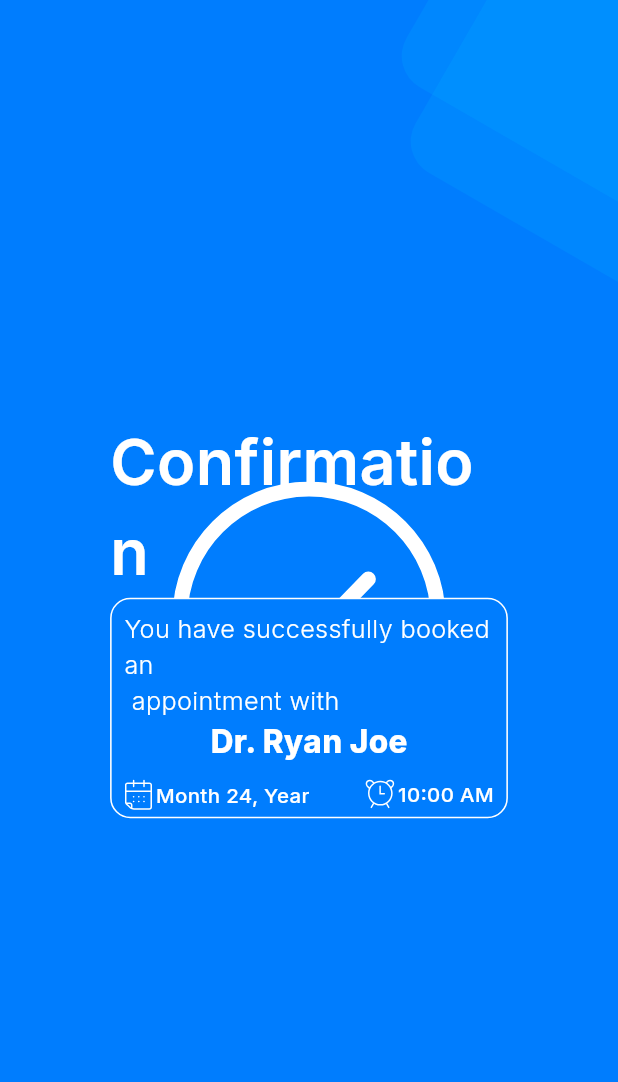
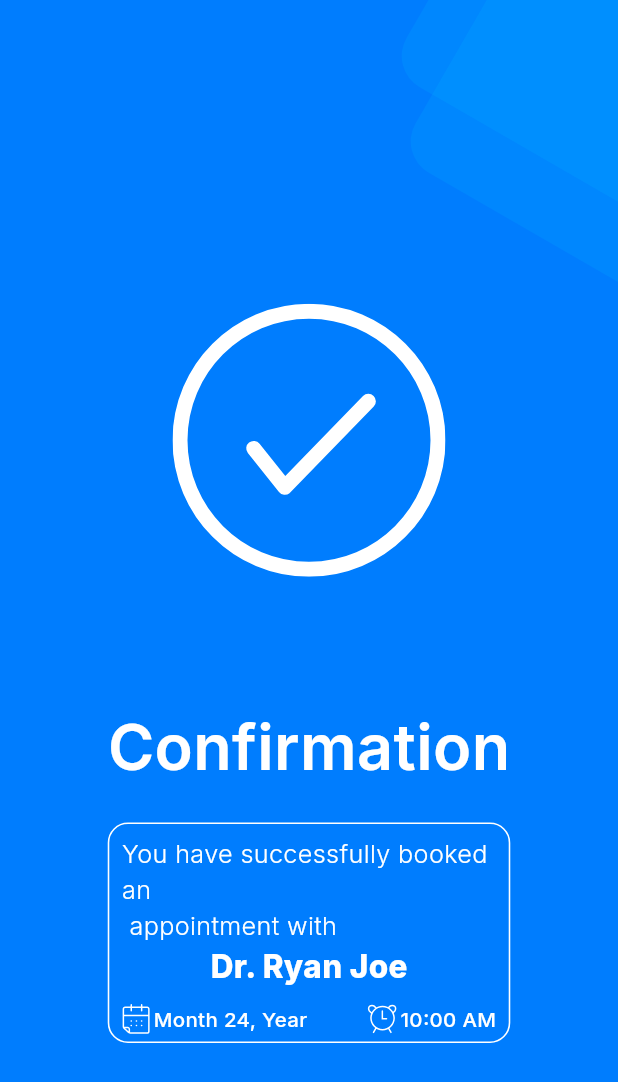
Before and after one commit to safaanwar1122/appointment_app, a Flutter app: the AppointmentSuccessfulScreen screen opened directly, on a phone screen of 412 x 824 dp. Shown: the top 1082 px of the screen. Run offline on Flutter 3.47's test engine with Material 3 defaults, Android fonts, the phone set to English and light mode, and no system bars; our stand-ins replace calendar_date_picker2, dotted_line, flutter_screenutil, flutter_svg, get, google_fonts; missing offline and left inert: rich_readmore.

Commit message:
eleventh commit

```diff
--- a/lib/screen/appointmnet_successful_screen.dart
+++ b/lib/screen/appointmnet_successful_screen.dart
@@ -21,44 +21,41 @@ class _AppointmentSuccessfulScreenState extends State<AppointmentSuccessfulScree
       backgroundColor: AppColors.blue,
       body: Stack(
         children: [
+          // Shade image at top-right corner
           Positioned(
             top: 0,
             right: 0,
             child: SvgPicture.asset(
               AppImages.shade2,
-              // width: 0.3.sw,
               fit: BoxFit.scaleDown,
             ),
           ),
+          // Main content
+          Center(
+            child: Column(
+              mainAxisSize: MainAxisSize.min,
+              children: [
 
-          Center(
-            child: SvgPicture.asset(
+                SvgPicture.asset(
                   AppImages.confirmation,
                   height: 0.4.sh,
-
                   fit: BoxFit.scaleDown,
                 ),
-          ),
-          verticalSpacer(70),
-          Padding(
-            padding:  EdgeInsets.symmetric(vertical: 30.h, horizontal:70.w ),
-            child: Stack(
-              children:[
-                Column(
-                  mainAxisAlignment: MainAxisAlignment.center,
-                  children: [
+                verticalSpacer(10),
+
+
                 customText(
                   text: 'Confirmation',
                   fontWeight: FontWeight.w600,
                   fontSize: 40,
-                        color: AppColors.white),
-                    //verticalSpacer(100),
+                  color: AppColors.white,
+                ),
+                verticalSpacer(20),
+
                 appointmentSuccessfulCard(
-
                   title: '',
                   subTitle: '',
-                        iconImage: ''),
-                  ],
+                  iconImage: '',
                 ),
               ],
             ),
@@ -68,11 +65,11 @@ class _AppointmentSuccessfulScreenState extends State<AppointmentSuccessfulScree
     );
   }
 
-  Widget appointmentSuccessfulCard(
-      {
+  Widget appointmentSuccessfulCard({
     required String title,
     required String subTitle,
-        required String iconImage}) {
+    required String iconImage,
+  }) {
     return Container(
       width: 256.w,
       height: 152.h,
@@ -87,10 +84,6 @@ class _AppointmentSuccessfulScreenState extends State<AppointmentSuccessfulScree
       child: Padding(
         padding: EdgeInsets.symmetric(horizontal: 8.w, vertical: 8.h),
         child: Column(
-          children: [
-            horizontalSpacer(12),
-            Column(
-              mainAxisAlignment: MainAxisAlignment.start,
           crossAxisAlignment: CrossAxisAlignment.start,
           children: [
             customText(
@@ -107,37 +100,32 @@ class _AppointmentSuccessfulScreenState extends State<AppointmentSuccessfulScree
                 color: AppColors.white,
               ),
             ),
-              ],
-            ),
-            verticalSpacer(10),
-
+            SizedBox(height: 10.h), // Spacing between text and details row
             Row(
-              crossAxisAlignment: CrossAxisAlignment.start,
               mainAxisAlignment: MainAxisAlignment.spaceBetween,
               children: [
                 Row(
-                  mainAxisAlignment: MainAxisAlignment.start,
-
                   children: [
-                    SvgPicture.asset(AppImages.time, fit: BoxFit.scaleDown,),
-                    horizontalSpacer(2),
+                    SvgPicture.asset(AppImages.time, fit: BoxFit.scaleDown),
+                    SizedBox(width: 2.w),
                     customText(
                       text: 'Month 24, Year',
                       fontWeight: FontWeight.w500,
                       fontSize: 13,
-                        color: AppColors.white),
+                      color: AppColors.white,
+                    ),
                   ],
                 ),
                 Row(
-                  mainAxisAlignment: MainAxisAlignment.start,
                   children: [
-                    SvgPicture.asset(AppImages.clock,fit: BoxFit.scaleDown,),
-                    horizontalSpacer(2),
+                    SvgPicture.asset(AppImages.clock, fit: BoxFit.scaleDown),
+                    SizedBox(width: 2.w),
                     customText(
                       text: '10:00 AM',
                       fontWeight: FontWeight.w500,
                       fontSize: 13,
-                        color: AppColors.white)
+                      color: AppColors.white,
+                    ),
                   ],
                 ),
               ],
```
Lines whose indentation alone changed are shown as unchanged.
